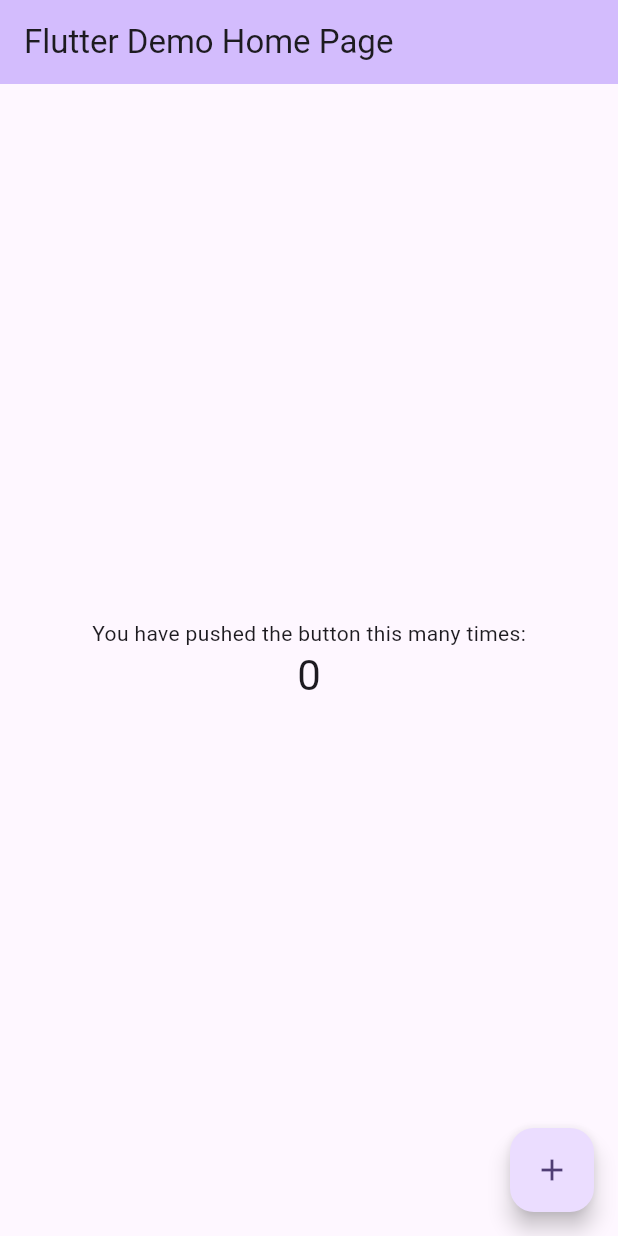
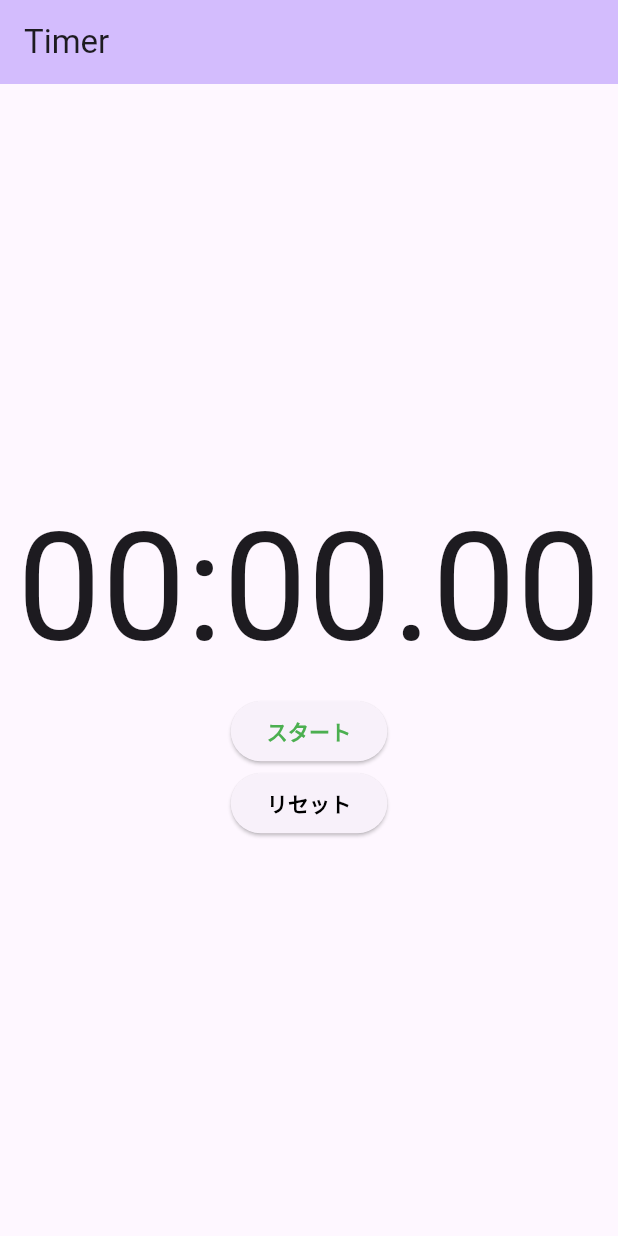
Before and after one commit to yambaru-hackathon/ikehara_taketo_homework, a Flutter app: the screen it shows after launch, on a phone screen of 412 x 824 dp. Run offline on Flutter 3.47's test engine with Material 3 defaults, Android fonts, the phone set to English and light mode, and no system bars.

Commit message:
timer_app

```diff
--- /dev/null
+++ b/lib/homework.txt
@@ -0,0 +1,3 @@
+＜追加すること＞
+
+1．タイマーのミリセカンド、ミニッツ部分の追加
--- a/lib/main.dart
+++ b/lib/main.dart
@@ -1,4 +1,9 @@
+import 'dart:async';
+
 import 'package:flutter/material.dart';
+import 'package:intl/intl.dart';
+
+import 'next_page.dart';
 
 void main() {
   runApp(const MyApp());
@@ -7,46 +12,21 @@ void main() {
 class MyApp extends StatelessWidget {
   const MyApp({super.key});
 
-  // This widget is the root of your application.
   @override
   Widget build(BuildContext context) {
     return MaterialApp(
       title: 'Flutter Demo',
       theme: ThemeData(
-        // This is the theme of your application.
-        //
-        // TRY THIS: Try running your application with "flutter run". You'll see
-        // the application has a purple toolbar. Then, without quitting the app,
-        // try changing the seedColor in the colorScheme below to Colors.green
-        // and then invoke "hot reload" (save your changes or press the "hot
-        // reload" button in a Flutter-supported IDE, or press "r" if you used
-        // the command line to start the app).
-        //
-        // Notice that the counter didn't reset back to zero; the application
-        // state is not lost during the reload. To reset the state, use hot
-        // restart instead.
-        //
-        // This works for code too, not just values: Most code changes can be
-        // tested with just a hot reload.
         colorScheme: ColorScheme.fromSeed(seedColor: Colors.deepPurple),
         useMaterial3: true,
       ),
-      home: const MyHomePage(title: 'Flutter Demo Home Page'),
+      home: const MyHomePage(title: 'Timer'),
     );
   }
 }
 
 class MyHomePage extends StatefulWidget {
   const MyHomePage({super.key, required this.title});
-
-  // This widget is the home page of your application. It is stateful, meaning
-  // that it has a State object (defined below) that contains fields that affect
-  // how it looks.
-
-  // This class is the configuration for the state. It holds the values (in this
-  // case the title) provided by the parent (in this case the App widget) and
-  // used by the build method of the State. Fields in a Widget subclass are
-  // always marked "final".
 
   final String title;
 
@@ -55,71 +35,108 @@ class MyHomePage extends StatefulWidget {
 }
 
 class _MyHomePageState extends State<MyHomePage> {
-  int _counter = 0;
+  int _minute = 0;
+  int _second = 0;
+  int _milisecond = 0;
+  Timer? _timer;
+  bool _isRunning = false;
 
-  void _incrementCounter() {
-    setState(() {
-      // This call to setState tells the Flutter framework that something has
-      // changed in this State, which causes it to rerun the build method below
-      // so that the display can reflect the updated values. If we changed
-      // _counter without calling setState(), then the build method would not be
-      // called again, and so nothing would appear to happen.
-      _counter++;
-    });
+  @override
+  void initState() {
+    super.initState();
+  }
+
+  String _formatNumber(int number) {
+    return NumberFormat('00').format(number);
   }
 
   @override
   Widget build(BuildContext context) {
-    // This method is rerun every time setState is called, for instance as done
-    // by the _incrementCounter method above.
-    //
-    // The Flutter framework has been optimized to make rerunning build methods
-    // fast, so that you can just rebuild anything that needs updating rather
-    // than having to individually change instances of widgets.
     return Scaffold(
       appBar: AppBar(
-        // TRY THIS: Try changing the color here to a specific color (to
-        // Colors.amber, perhaps?) and trigger a hot reload to see the AppBar
-        // change color while the other colors stay the same.
         backgroundColor: Theme.of(context).colorScheme.inversePrimary,
-        // Here we take the value from the MyHomePage object that was created by
-        // the App.build method, and use it to set our appbar title.
         title: Text(widget.title),
       ),
       body: Center(
-        // Center is a layout widget. It takes a single child and positions it
-        // in the middle of the parent.
         child: Column(
-          // Column is also a layout widget. It takes a list of children and
-          // arranges them vertically. By default, it sizes itself to fit its
-          // children horizontally, and tries to be as tall as its parent.
-          //
-          // Column has various properties to control how it sizes itself and
-          // how it positions its children. Here we use mainAxisAlignment to
-          // center the children vertically; the main axis here is the vertical
-          // axis because Columns are vertical (the cross axis would be
-          // horizontal).
-          //
-          // TRY THIS: Invoke "debug painting" (choose the "Toggle Debug Paint"
-          // action in the IDE, or press "p" in the console), to see the
-          // wireframe for each widget.
           mainAxisAlignment: MainAxisAlignment.center,
-          children: <Widget>[
-            const Text(
-              'You have pushed the button this many times:',
+          children: [
+            Text(
+              '${_formatNumber(_minute)}:${_formatNumber(_second)}.${_formatNumber(_milisecond)}',
+              style: const TextStyle(fontSize: 100),
             ),
-            Text(
-              '$_counter',
-              style: Theme.of(context).textTheme.headlineMedium,
+            ElevatedButton(
+              onPressed: () {
+                toggleTimer();
+              },
+              child: Text(
+                _isRunning ? 'ストップ' : 'スタート',
+                style: TextStyle(
+                  color: _isRunning ? Colors.red : Colors.green,
+                  fontWeight: FontWeight.bold,
+                ),
+              ),
+            ),
+            ElevatedButton(
+              onPressed: () {
+                resetTimer();
+              },
+              child: const Text(
+                'リセット',
+                style: TextStyle(
+                  color: Colors.black,
+                  fontWeight: FontWeight.bold,
+                ),
+              ),
             ),
           ],
         ),
       ),
-      floatingActionButton: FloatingActionButton(
-        onPressed: _incrementCounter,
-        tooltip: 'Increment',
-        child: const Icon(Icons.add),
-      ), // This trailing comma makes auto-formatting nicer for build methods.
     );
   }
+
+  void toggleTimer() {
+    if (_isRunning) {
+      _timer?.cancel();
+    } else {
+      _timer = Timer.periodic(
+        const Duration(milliseconds: 10),
+        (timer) {
+          setState(() {
+            _milisecond++;
+            if (_milisecond >= 100) {
+              _milisecond = 0;
+              _second++;
+            }
+            if (_second >= 60) {
+              _second = 0;
+              _minute++;
+            }
+          });
+          if (_minute == 60) {
+            resetTimer();
+
+            Navigator.push(
+              context,
+              MaterialPageRoute(builder: (context) => const NextPage()),
+            );
+          }
+        },
+      );
+    }
+
+    setState(() {
+      _isRunning = !_isRunning;
+    });
+  }
+
+  void resetTimer() {
+    _timer?.cancel();
+    setState(() {
+      _second = 0;
+      _milisecond = 0;
+      _minute = 0;
+      _isRunning = false;
+    });
+  }
 }
--- a/pubspec.yaml
+++ b/pubspec.yaml
@@ -35,9 +35,7 @@ dependencies:
   # The following adds the Cupertino Icons font to your application.
   # Use with the CupertinoIcons class for iOS style icons.
   cupertino_icons: ^1.0.2
-  readmore: ^2.1.0
-  carousel_slider: ^4.0.0
-  smooth_page_indicator: ^0.3.0-nullsafety.0
+  intl: ^0.19.0
 
 dev_dependencies:
   flutter_test:
```
Also changed, not shown: lib/next_page.dart (added, +21 -0 lines), pubspec.lock.
